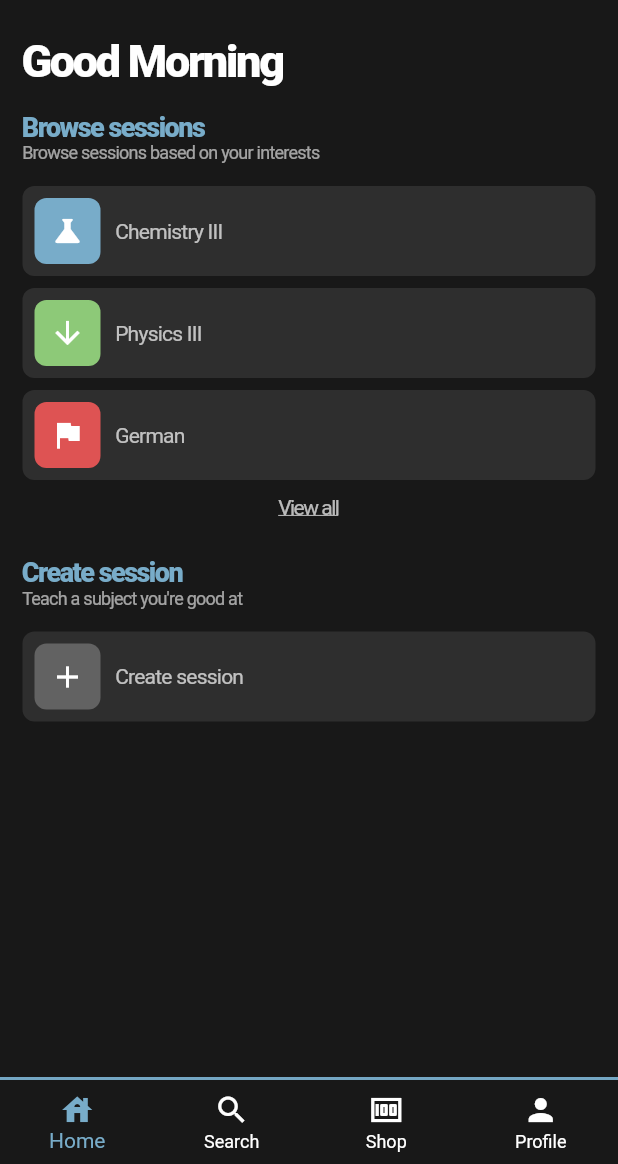
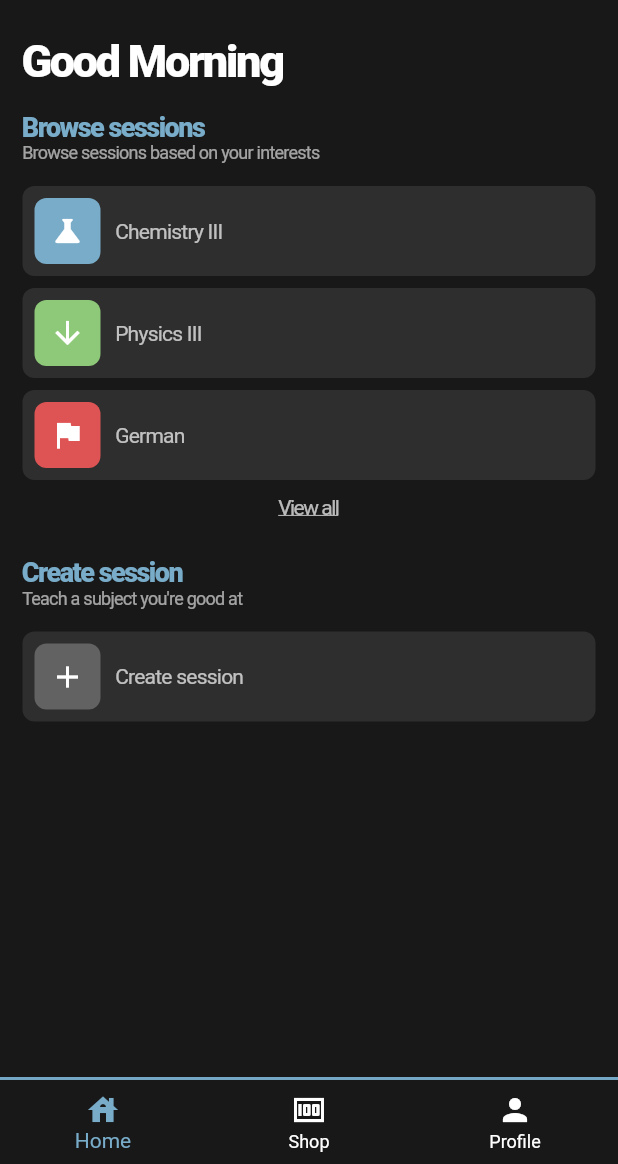
Before and after one commit to dnrm/hackathon, a Flutter app: the screen it shows once a user with an empty profile is signed in, on a phone screen of 412 x 824 dp, the part 72-1236 px from its top. Run offline on Flutter 3.47's test engine with Material 2 defaults, Android fonts, the phone set to English and light mode, and no system bars; our stand-ins replace cloud_firestore, firebase_auth, firebase_core; accounts and stored records are empty.

Commit message:
:rotating_light: wee woo wee woo 7 minutes left help help help

```diff
--- a/lib/message_chat_box.dart
+++ b/lib/message_chat_box.dart
@@ -2,7 +2,7 @@ import 'dart:ui';
 
 import 'package:flutter/material.dart';
 
-import 'chat_box_menu.dart';
+import './pages/chat_box_menu.dart';
 
 class MessageChatBox extends StatefulWidget {
   MessageChatBox({Key? key}) : super(key: key);
--- a/lib/navigation.dart
+++ b/lib/navigation.dart
@@ -23,12 +23,11 @@ class _NavigationState extends State<Navigation> {
     });
   }
 
-  static const List<Widget> _pages = [
-    HomePage(),
-    Search(),
+  static final List<Widget> _pages = [
+    const HomePage(),
     Shop(),
-    Profile(),
-    CreateSession(),
+    const Profile(),
+    const CreateSession(),
   ];
 
   @override
@@ -51,7 +50,7 @@ class _NavigationState extends State<Navigation> {
           IconButton(
             onPressed: () {
               setState(() {
-                _selectedIndex = 3;
+                _selectedIndex = 2;
               });
             },
             icon: const CircleAvatar(
@@ -79,13 +78,6 @@ class _NavigationState extends State<Navigation> {
               ),
               BottomNavigationBarItem(
                 icon: Icon(
-                  Icons.search,
-                ),
-                label: 'Search',
-                backgroundColor: Color(0xFF181818),
-              ),
-              BottomNavigationBarItem(
-                icon: Icon(
                   Icons.money,
                 ),
                 label: 'Shop',
--- a/lib/pages/chat_home_page.dart
+++ b/lib/pages/chat_home_page.dart
@@ -1,5 +1,5 @@
 import 'package:flutter/material.dart';
-import 'package:hackathon/chat/chat_box_menu.dart';
+import 'chat_box_menu.dart';
 
 class ChatHomePage extends StatefulWidget {
   ChatHomePage({Key? key}) : super(key: key);
--- a/lib/pages/search.dart
+++ b/lib/pages/search.dart
@@ -67,7 +67,7 @@ class _SearchState extends State<Search> {
                   Icons.search,
                   color: Colors.white38,
                 ),
-                hintText: "Search for turors",
+                hintText: "Search for tutors",
                 border: InputBorder.none,
               ),
             ),
--- a/lib/pages/welcome/welcome_one.dart
+++ b/lib/pages/welcome/welcome_one.dart
@@ -30,7 +30,7 @@ class Welcome1 extends StatelessWidget {
               ),
             ),
             const Text(
-              'Welcome to Tutoriffic!',
+              'Welcome to Tutorriffic!',
               style: TextStyle(
                 fontWeight: FontWeight.w800,
                 fontSize: 28,
```
Also changed, not shown: lib/main.dart (+6 -5 lines).
